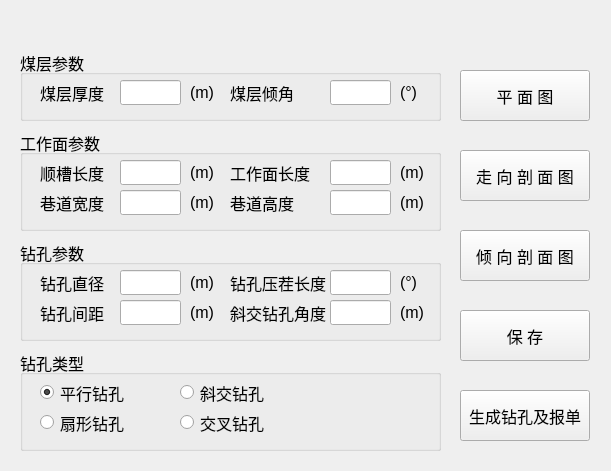
Above: python/cbm/uifiles/gas_design_p2_3_dlg.ui from wyrover/cbm before the change. Below: the same form after it.
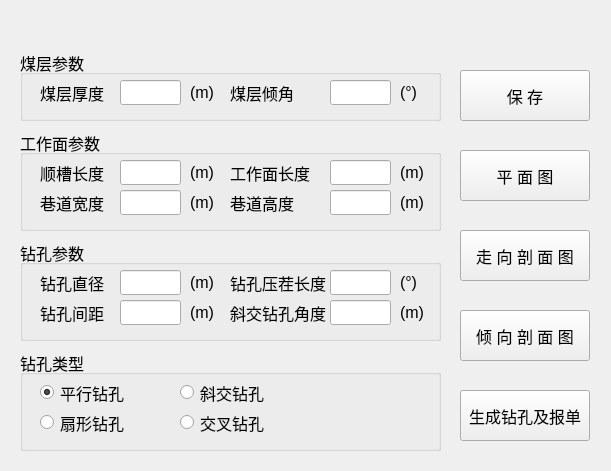
That is the form after the change. Icons and pictures are not drawn.

Patch:
```diff
--- a/python/cbm/uifiles/gas_design_p2_3_dlg.ui
+++ b/python/cbm/uifiles/gas_design_p2_3_dlg.ui
@@ -30,7 +30,7 @@
     <property name="geometry">
      <rect>
       <x>460</x>
-      <y>40</y>
+      <y>120</y>
       <width>130</width>
       <height>51</height>
      </rect>
@@ -386,29 +386,11 @@
      </property>
     </widget>
    </widget>
-   <widget class="QPushButton" name="save">
-    <property name="geometry">
-     <rect>
-      <x>460</x>
-      <y>280</y>
-      <width>130</width>
-      <height>51</height>
-     </rect>
-    </property>
-    <property name="font">
-     <font>
-      <pointsize>12</pointsize>
-     </font>
-    </property>
-    <property name="text">
-     <string>保 存</string>
-    </property>
-   </widget>
    <widget class="QPushButton" name="dip_graph">
     <property name="geometry">
      <rect>
       <x>460</x>
-      <y>200</y>
+      <y>280</y>
       <width>130</width>
       <height>51</height>
      </rect>
@@ -648,7 +630,7 @@
     <property name="geometry">
      <rect>
       <x>460</x>
-      <y>120</y>
+      <y>200</y>
       <width>130</width>
       <height>51</height>
      </rect>
@@ -773,6 +755,27 @@
      <string>生成钻孔及报单</string>
     </property>
    </widget>
+   <widget class="QPushButton" name="save">
+    <property name="geometry">
+     <rect>
+      <x>460</x>
+      <y>40</y>
+      <width>130</width>
+      <height>51</height>
+     </rect>
+    </property>
+    <property name="font">
+     <font>
+      <pointsize>12</pointsize>
+     </font>
+    </property>
+    <property name="autoFillBackground">
+     <bool>false</bool>
+    </property>
+    <property name="text">
+     <string>保 存</string>
+    </property>
+   </widget>
   </widget>
   <widget class="QWidget" name="widget_title" native="true">
    <property name="geometry">
```
